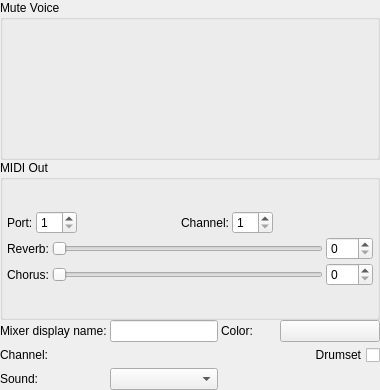
fp22june/MuseScore, file mscore/mixer/mixerdetails.ui: the form before one commit.
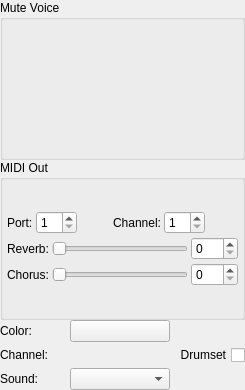
The form after the commit. Custom widgets are drawn as their Qt base class.

Patch:
```diff
--- a/mscore/mixer/mixerdetails.ui
+++ b/mscore/mixer/mixerdetails.ui
@@ -6,7 +6,7 @@
    <rect>
     <x>0</x>
     <y>0</y>
-    <width>380</width>
+    <width>245</width>
     <height>390</height>
    </rect>
   </property>
@@ -293,46 +293,6 @@
        <property name="spacing">
         <number>3</number>
        </property>
-       <item row="0" column="2">
-        <widget class="QLabel" name="labelColor">
-         <property name="sizePolicy">
-          <sizepolicy hsizetype="Expanding" vsizetype="Preferred">
-           <horstretch>0</horstretch>
-           <verstretch>0</verstretch>
-          </sizepolicy>
-         </property>
-         <property name="text">
-          <string>Color:</string>
-         </property>
-        </widget>
-       </item>
-       <item row="0" column="1">
-        <widget class="QLineEdit" name="partNameLineEdit">
-         <property name="toolTip">
-          <string>Part name</string>
-         </property>
-        </widget>
-       </item>
-       <item row="0" column="0">
-        <widget class="QLabel" name="labelName">
-         <property name="text">
-          <string>Mixer display name:</string>
-         </property>
-        </widget>
-       </item>
-       <item row="0" column="3">
-        <widget class="Awl::ColorLabel" name="trackColorLabel">
-         <property name="minimumSize">
-          <size>
-           <width>100</width>
-           <height>20</height>
-          </size>
-         </property>
-         <property name="toolTip">
-          <string>Track color</string>
-         </property>
-        </widget>
-       </item>
        <item row="2" column="1">
         <widget class="QComboBox" name="patchCombo">
          <property name="sizePolicy">
@@ -392,6 +352,32 @@
          </property>
         </widget>
        </item>
+       <item row="0" column="0">
+        <widget class="QLabel" name="labelColor">
+         <property name="sizePolicy">
+          <sizepolicy hsizetype="Expanding" vsizetype="Preferred">
+           <horstretch>0</horstretch>
+           <verstretch>0</verstretch>
+          </sizepolicy>
+         </property>
+         <property name="text">
+          <string>Color:</string>
+         </property>
+        </widget>
+       </item>
+       <item row="0" column="1">
+        <widget class="Awl::ColorLabel" name="trackColorLabel">
+         <property name="minimumSize">
+          <size>
+           <width>100</width>
+           <height>20</height>
+          </size>
+         </property>
+         <property name="toolTip">
+          <string>Track color</string>
+         </property>
+        </widget>
+       </item>
       </layout>
      </item>
     </layout>
```
